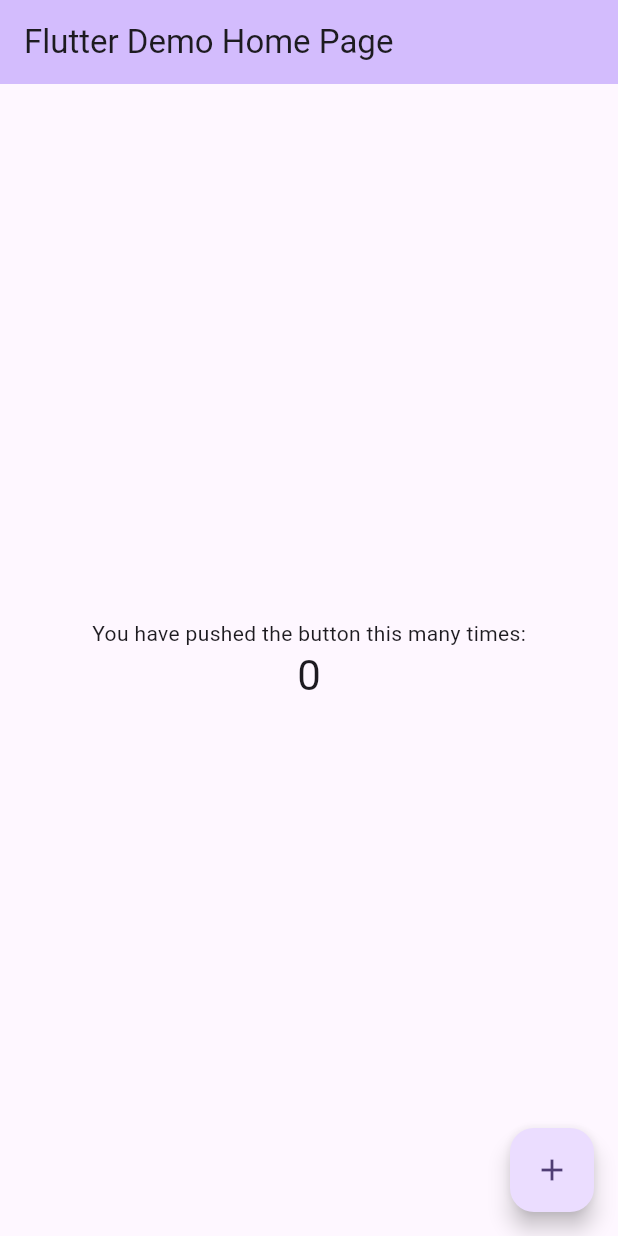
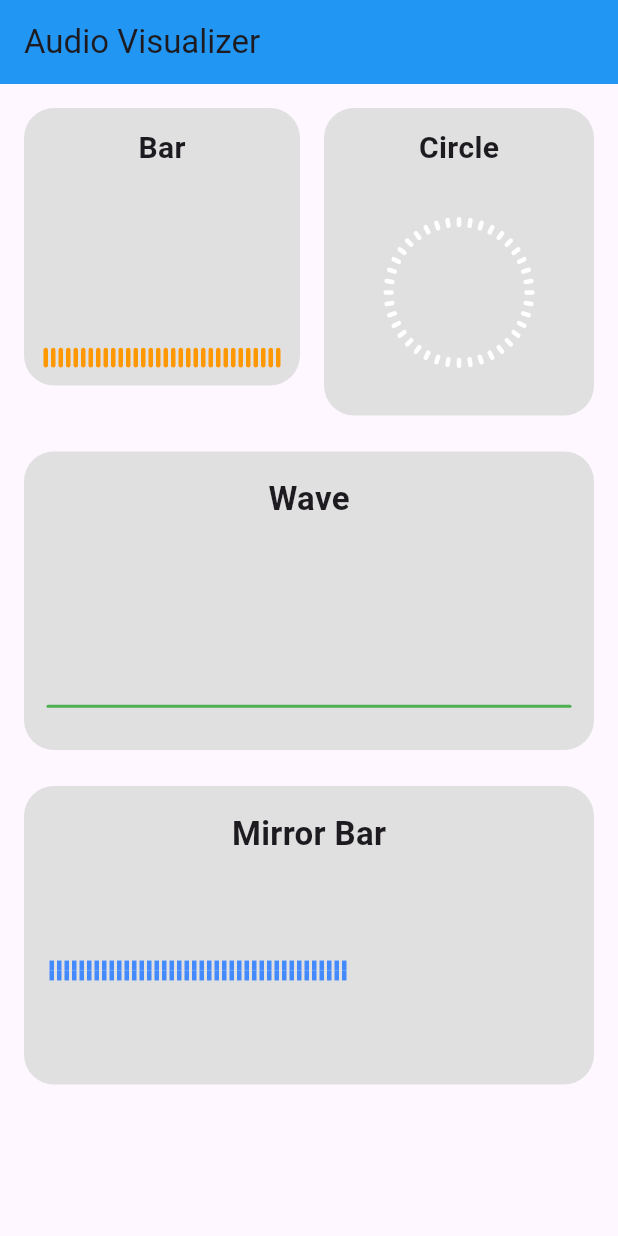
Before and after one commit to 67Vatsal/flutter_audio_visualizer, a Flutter app: the screen it shows after launch, on a phone screen of 412 x 824 dp. Run offline on Flutter 3.47's test engine with Material 3 defaults, Android fonts, the phone set to English and light mode, and no system bars.

Commit message:
Audio Visualizer

```diff
--- /dev/null
+++ b/lib/flutter_audio_visualizer.dart
@@ -0,0 +1,6 @@
+library flutter_audio_visualizer;
+
+export 'visualizers/bar_visualizer.dart';
+export 'visualizers/wave_visualizer.dart';
+export 'visualizers/circle_visualizer.dart';
+export 'visualizers/mirror_bar_visualizer.dart';
--- a/lib/main.dart
+++ b/lib/main.dart
@@ -1,122 +1,170 @@
+import 'dart:math';
 import 'package:flutter/material.dart';
+import 'package:flutter_audio_visualizer/flutter_audio_visualizer.dart';
 
-void main() {
-  runApp(const MyApp());
-}
+void main() => runApp(const MyApp());
 
 class MyApp extends StatelessWidget {
   const MyApp({super.key});
 
-  // This widget is the root of your application.
   @override
   Widget build(BuildContext context) {
     return MaterialApp(
-      title: 'Flutter Demo',
-      theme: ThemeData(
-        // This is the theme of your application.
-        //
-        // TRY THIS: Try running your application with "flutter run". You'll see
-        // the application has a purple toolbar. Then, without quitting the app,
-        // try changing the seedColor in the colorScheme below to Colors.green
-        // and then invoke "hot reload" (save your changes or press the "hot
-        // reload" button in a Flutter-supported IDE, or press "r" if you used
-        // the command line to start the app).
-        //
-        // Notice that the counter didn't reset back to zero; the application
-        // state is not lost during the reload. To reset the state, use hot
-        // restart instead.
-        //
-        // This works for code too, not just values: Most code changes can be
-        // tested with just a hot reload.
-        colorScheme: .fromSeed(seedColor: Colors.deepPurple),
+      debugShowCheckedModeBanner: false,
+      home: Scaffold(
+        backgroundColor: Colors.white,
+        body: Center(child: VisualizerDemo()),
       ),
-      home: const MyHomePage(title: 'Flutter Demo Home Page'),
     );
   }
 }
 
-class MyHomePage extends StatefulWidget {
-  const MyHomePage({super.key, required this.title});
+class VisualizerDemo extends StatefulWidget {
+  @override
+  State<VisualizerDemo> createState() => _VisualizerDemoState();
+}
 
-  // This widget is the home page of your application. It is stateful, meaning
-  // that it has a State object (defined below) that contains fields that affect
-  // how it looks.
-
-  // This class is the configuration for the state. It holds the values (in this
-  // case the title) provided by the parent (in this case the App widget) and
-  // used by the build method of the State. Fields in a Widget subclass are
-  // always marked "final".
-
-  final String title;
+class _VisualizerDemoState extends State<VisualizerDemo> {
+  List<double> samples = List.generate(40, (_) => Random().nextDouble());
 
   @override
-  State<MyHomePage> createState() => _MyHomePageState();
-}
-
-class _MyHomePageState extends State<MyHomePage> {
-  int _counter = 0;
-
-  void _incrementCounter() {
-    setState(() {
-      // This call to setState tells the Flutter framework that something has
-      // changed in this State, which causes it to rerun the build method below
-      // so that the display can reflect the updated values. If we changed
-      // _counter without calling setState(), then the build method would not be
-      // called again, and so nothing would appear to happen.
-      _counter++;
+  void initState() {
+    super.initState();
+    Stream.periodic(const Duration(milliseconds: 100)).listen((_) {
+      setState(() {
+        samples = List.generate(40, (_) => Random().nextDouble());
+      });
     });
   }
 
   @override
   Widget build(BuildContext context) {
-    // This method is rerun every time setState is called, for instance as done
-    // by the _incrementCounter method above.
-    //
-    // The Flutter framework has been optimized to make rerunning build methods
-    // fast, so that you can just rebuild anything that needs updating rather
-    // than having to individually change instances of widgets.
     return Scaffold(
       appBar: AppBar(
-        // TRY THIS: Try changing the color here to a specific color (to
-        // Colors.amber, perhaps?) and trigger a hot reload to see the AppBar
-        // change color while the other colors stay the same.
-        backgroundColor: Theme.of(context).colorScheme.inversePrimary,
-        // Here we take the value from the MyHomePage object that was created by
-        // the App.build method, and use it to set our appbar title.
-        title: Text(widget.title),
+        title: Text('Audio Visualizer'),
+        backgroundColor: Colors.blue,
       ),
-      body: Center(
-        // Center is a layout widget. It takes a single child and positions it
-        // in the middle of the parent.
+      body: Padding(
+        padding: const EdgeInsets.all(16),
         child: Column(
-          // Column is also a layout widget. It takes a list of children and
-          // arranges them vertically. By default, it sizes itself to fit its
-          // children horizontally, and tries to be as tall as its parent.
-          //
-          // Column has various properties to control how it sizes itself and
-          // how it positions its children. Here we use mainAxisAlignment to
-          // center the children vertically; the main axis here is the vertical
-          // axis because Columns are vertical (the cross axis would be
-          // horizontal).
-          //
-          // TRY THIS: Invoke "debug painting" (choose the "Toggle Debug Paint"
-          // action in the IDE, or press "p" in the console), to see the
-          // wireframe for each widget.
-          mainAxisAlignment: .center,
           children: [
-            const Text('You have pushed the button this many times:'),
-            Text(
-              '$_counter',
-              style: Theme.of(context).textTheme.headlineMedium,
+            /// 🔹 FIRST ROW → Bar + Circle
+            Row(
+              crossAxisAlignment: CrossAxisAlignment.start,
+              children: [
+                /// Bar Visualizer
+                Expanded(
+                  child: Container(
+                    padding: const EdgeInsets.all(12),
+                    decoration: BoxDecoration(
+                      color: Colors.grey.shade300,
+                      borderRadius: BorderRadius.circular(20),
+                    ),
+                    child: Column(
+                      children: [
+                        const Text(
+                          'Bar',
+                          style: TextStyle(
+                            fontSize: 20,
+                            fontWeight: FontWeight.bold,
+                          ),
+                        ),
+                        const SizedBox(height: 12),
+                        BarVisualizer(
+                          samples: samples,
+                          color: Colors.orange,
+                          height: 120,
+                        ),
+                      ],
+                    ),
+                  ),
+                ),
+
+                const SizedBox(width: 16),
+
+                /// Circle Visualizer
+                Container(
+                  width: 180,
+                  padding: const EdgeInsets.all(12),
+                  decoration: BoxDecoration(
+                    color: Colors.grey.shade300,
+                    borderRadius: BorderRadius.circular(20),
+                  ),
+                  child: Column(
+                    children: [
+                      const Text(
+                        'Circle',
+                        style: TextStyle(
+                          fontSize: 20,
+                          fontWeight: FontWeight.bold,
+                        ),
+                      ),
+                      const SizedBox(height: 12),
+                      CircleVisualizer(
+                        samples: samples,
+                        color: Colors.white,
+                        size: 140,
+                        minRadius: 45,
+                        maxBarHeight: 35,
+                      ),
+                    ],
+                  ),
+                ),
+              ],
+            ),
+
+            const SizedBox(height: 24),
+
+            /// 🔹 SECOND ROW → Wave Visualizer (Full Width)
+            Container(
+              padding: const EdgeInsets.all(16),
+              decoration: BoxDecoration(
+                color: Colors.grey.shade300,
+                borderRadius: BorderRadius.circular(20),
+              ),
+              child: Column(
+                children: [
+                  const Text(
+                    'Wave',
+                    style: TextStyle(fontSize: 22, fontWeight: FontWeight.bold),
+                  ),
+                  const SizedBox(height: 16),
+                  WaveVisualizer(
+                    samples: samples,
+                    color: Colors.green,
+                    height: 120,
+                  ),
+                ],
+              ),
+            ),
+
+            const SizedBox(height: 24),
+
+            /// 🔹 SECOND ROW → Wave Visualizer (Full Width)
+            Container(
+              padding: const EdgeInsets.all(16),
+              decoration: BoxDecoration(
+                color: Colors.grey.shade300,
+                borderRadius: BorderRadius.circular(20),
+              ),
+              child: Column(
+                children: [
+                  const Text(
+                    'Mirror Bar',
+                    style: TextStyle(fontSize: 22, fontWeight: FontWeight.bold),
+                  ),
+                  const SizedBox(height: 16),
+                  MirrorBarVisualizer(
+                    samples: samples,
+                    color: Colors.blueAccent,
+                    height: 120,
+                  ),
+                ],
+              ),
             ),
           ],
         ),
       ),
-      floatingActionButton: FloatingActionButton(
-        onPressed: _incrementCounter,
-        tooltip: 'Increment',
-        child: const Icon(Icons.add),
-      ),
     );
   }
 }
--- /dev/null
+++ b/lib/visualizers/bar_visualizer.dart
@@ -0,0 +1,57 @@
+import 'package:flutter/material.dart';
+import 'visualizer_base.dart';
+
+class BarVisualizer extends AudioVisualizer {
+  final double barWidth;
+  final double spacing;
+
+  const BarVisualizer({
+    super.key,
+    required super.samples,
+    super.color,
+    super.height,
+    this.barWidth = 3,
+    this.spacing = 2,
+  });
+
+  @override
+  Widget build(BuildContext context) {
+    return LayoutBuilder(
+      builder: (context, constraints) {
+        final maxWidth = constraints.maxWidth;
+
+        /// total space taken by one bar
+        final barSpace = barWidth + spacing;
+
+        /// how many bars can fit in container
+        final maxBars = (maxWidth / barSpace).floor();
+
+        /// downsample audio data to fit width
+        final visibleSamples = samples.length > maxBars
+            ? samples.sublist(0, maxBars)
+            : samples;
+
+        return SizedBox(
+          height: height,
+          child: Row(
+            mainAxisAlignment: MainAxisAlignment.center,
+            crossAxisAlignment: CrossAxisAlignment.end,
+            children: visibleSamples.map((value) {
+              return Padding(
+                padding: EdgeInsets.symmetric(horizontal: spacing / 2),
+                child: Container(
+                  width: barWidth,
+                  height: height * value.clamp(0.0, 1.0),
+                  decoration: BoxDecoration(
+                    color: color,
+                    borderRadius: BorderRadius.circular(8),
+                  ),
+                ),
+              );
+            }).toList(),
+          ),
+        );
+      },
+    );
+  }
+}
--- /dev/null
+++ b/lib/visualizers/circle_visualizer.dart
@@ -0,0 +1,107 @@
+import 'dart:math';
+import 'package:flutter/material.dart';
+
+class CircleVisualizer extends StatelessWidget {
+  /// Audio amplitude samples (0.0 → 1.0)
+  final List<double> samples;
+
+  /// Bar color
+  final Color color;
+
+  /// Size of the visualizer
+  final double size;
+
+  /// Minimum radius of the circle
+  final double minRadius;
+
+  /// Maximum height of bars
+  final double maxBarHeight;
+
+  /// Thickness of each bar
+  final double barWidth;
+
+  /// Whether bars animate smoothly
+  final bool smooth;
+
+  const CircleVisualizer({
+    super.key,
+    required this.samples,
+    this.color = Colors.blue,
+    this.size = 200,
+    this.minRadius = 60,
+    this.maxBarHeight = 40,
+    this.barWidth = 3,
+    this.smooth = true,
+  });
+
+  @override
+  Widget build(BuildContext context) {
+    return SizedBox(
+      width: size,
+      height: size,
+      child: CustomPaint(
+        painter: _CircleVisualizerPainter(
+          samples: samples,
+          color: color,
+          minRadius: minRadius,
+          maxBarHeight: maxBarHeight,
+          barWidth: barWidth,
+          smooth: smooth,
+        ),
+      ),
+    );
+  }
+}
+
+class _CircleVisualizerPainter extends CustomPainter {
+  final List<double> samples;
+  final Color color;
+  final double minRadius;
+  final double maxBarHeight;
+  final double barWidth;
+  final bool smooth;
+
+  _CircleVisualizerPainter({
+    required this.samples,
+    required this.color,
+    required this.minRadius,
+    required this.maxBarHeight,
+    required this.barWidth,
+    required this.smooth,
+  });
+
+  @override
+  void paint(Canvas canvas, Size size) {
+    final center = Offset(size.width / 2, size.height / 2);
+    final paint = Paint()
+      ..color = color
+      ..strokeWidth = barWidth
+      ..strokeCap = StrokeCap.round;
+
+    final angleStep = (2 * pi) / samples.length;
+
+    for (int i = 0; i < samples.length; i++) {
+      final value = samples[i].clamp(0.0, 1.0);
+      final barHeight = value * maxBarHeight;
+
+      final angle = i * angleStep;
+
+      final start = Offset(
+        center.dx + minRadius * cos(angle),
+        center.dy + minRadius * sin(angle),
+      );
+
+      final end = Offset(
+        center.dx + (minRadius + barHeight) * cos(angle),
+        center.dy + (minRadius + barHeight) * sin(angle),
+      );
+
+      canvas.drawLine(start, end, paint);
+    }
+  }
+
+  @override
+  bool shouldRepaint(covariant _CircleVisualizerPainter oldDelegate) {
+    return smooth || oldDelegate.samples != samples;
+  }
+}
--- /dev/null
+++ b/lib/visualizers/mirror_bar_visualizer.dart
@@ -0,0 +1,52 @@
+import 'package:flutter/material.dart';
+class MirrorBarVisualizer extends StatelessWidget {
+  final List<double> samples;
+  final Color color;
+  final double height;
+
+  const MirrorBarVisualizer({
+    super.key,
+    required this.samples,
+    this.color = Colors.blue,
+    this.height = 100,
+  });
+
+  @override
+  Widget build(BuildContext context) {
+    return SizedBox(
+      height: height,
+      child: Row(
+        crossAxisAlignment: CrossAxisAlignment.center,
+        children: samples.map((value) {
+          final barHeight = (height / 2) * value.clamp(0.0, 1.0);
+          return Container(
+            width: 3,
+            margin: const EdgeInsets.symmetric(horizontal: 1),
+            child: Column(
+              children: [
+                Expanded(
+                  child: Align(
+                    alignment: Alignment.bottomCenter,
+                    child: Container(
+                      height: barHeight,
+                      color: color,
+                    ),
+                  ),
+                ),
+                Expanded(
+                  child: Align(
+                    alignment: Alignment.topCenter,
+                    child: Container(
+                      height: barHeight,
+                      color: color,
+                    ),
+                  ),
+                ),
+              ],
+            ),
+          );
+        }).toList(),
+      ),
+    );
+  }
+}
--- /dev/null
+++ b/lib/visualizers/visualizer_base.dart
@@ -0,0 +1,14 @@
+import 'package:flutter/material.dart';
+
+abstract class AudioVisualizer extends StatelessWidget {
+  final List<double> samples;
+  final Color color;
+  final double height;
+
+  const AudioVisualizer({
+    super.key,
+    required this.samples,
+    this.color = Colors.blue,
+    this.height = 100,
+  });
+}
--- /dev/null
+++ b/lib/visualizers/wave_visualizer.dart
@@ -0,0 +1,99 @@
+import 'package:flutter/material.dart';
+import 'dart:math';
+
+class WaveVisualizer extends StatelessWidget {
+  final List<double> samples;
+  final Color color;
+  final double height;
+  final double strokeWidth;
+
+  const WaveVisualizer({
+    super.key,
+    required this.samples,
+    this.color = Colors.blue,
+    this.height = 100,
+    this.strokeWidth = 2,
+  });
+
+  @override
+  Widget build(BuildContext context) {
+    return SizedBox(
+      height: height,
+      width: double.infinity,
+      child: CustomPaint(
+        painter: _WavePainter(
+          samples: samples,
+          color: color,
+          strokeWidth: strokeWidth,
+        ),
+      ),
+    );
+  }
+}
+
+class _WavePainter extends CustomPainter {
+  final List<double> samples;
+  final Color color;
+  final double strokeWidth;
+
+  _WavePainter({
+    required this.samples,
+    required this.color,
+    required this.strokeWidth,
+  });
+
+  @override
+  void paint(Canvas canvas, Size size) {
+    if (samples.isEmpty) return;
+
+    final paint = Paint()
+      ..color = color
+      ..strokeWidth = strokeWidth
+      ..style = PaintingStyle.stroke
+      ..strokeCap = StrokeCap.round;
+
+    final path = Path();
+
+    /// 🔹 Fit samples to width
+    final pointCount = size.width ~/ 4;
+    final usableSamples = samples.length > pointCount
+        ? samples.sublist(0, pointCount)
+        : samples;
+
+    for (int i = 0; i < usableSamples.length; i++) {
+      final x = size.width * i / (usableSamples.length - 1);
+
+      /// 🔹 CENTER samples (-1 → +1)
+      final centered = (usableSamples[i] * 2) - 1;
+
+      final y = size.height / 2 -
+          centered.clamp(-1.0, 1.0) * size.height / 2;
+
+      if (i == 0) {
+        path.moveTo(x, y);
+      } else {
+        final prevX =
+            size.width * (i - 1) / (usableSamples.length - 1);
+        final prevY = size.height / 2 -
+            (((usableSamples[i - 1] * 2) - 1)
+                .clamp(-1.0, 1.0)) *
+                size.height / 2;
+
+        path.quadraticBezierTo(
+          prevX,
+          prevY,
+          x,
+          y,
+        );
+      }
+    }
+
+    canvas.drawPath(path, paint);
+  }
+
+  @override
+  bool shouldRepaint(covariant _WavePainter oldDelegate) {
+    return oldDelegate.samples != samples ||
+        oldDelegate.color != color;
+  }
+}
--- a/pubspec.yaml
+++ b/pubspec.yaml
@@ -34,6 +34,7 @@ dependencies:
   # The following adds the Cupertino Icons font to your application.
   # Use with the CupertinoIcons class for iOS style icons.
   cupertino_icons: ^1.0.8
+  just_audio: ^0.9.36
 
 dev_dependencies:
   flutter_test:
@@ -58,8 +59,8 @@ flutter:
   uses-material-design: true
 
   # To add assets to your application, add an assets section, like this:
-  # assets:
-  #   - images/a_dot_burr.jpeg
+  assets:
+     - assets/
   #   - images/a_dot_ham.jpeg
 
   # An image asset can refer to one or more resolution-specific "variants", see
```
Also changed, not shown: pubspec.lock, 1 other file.
